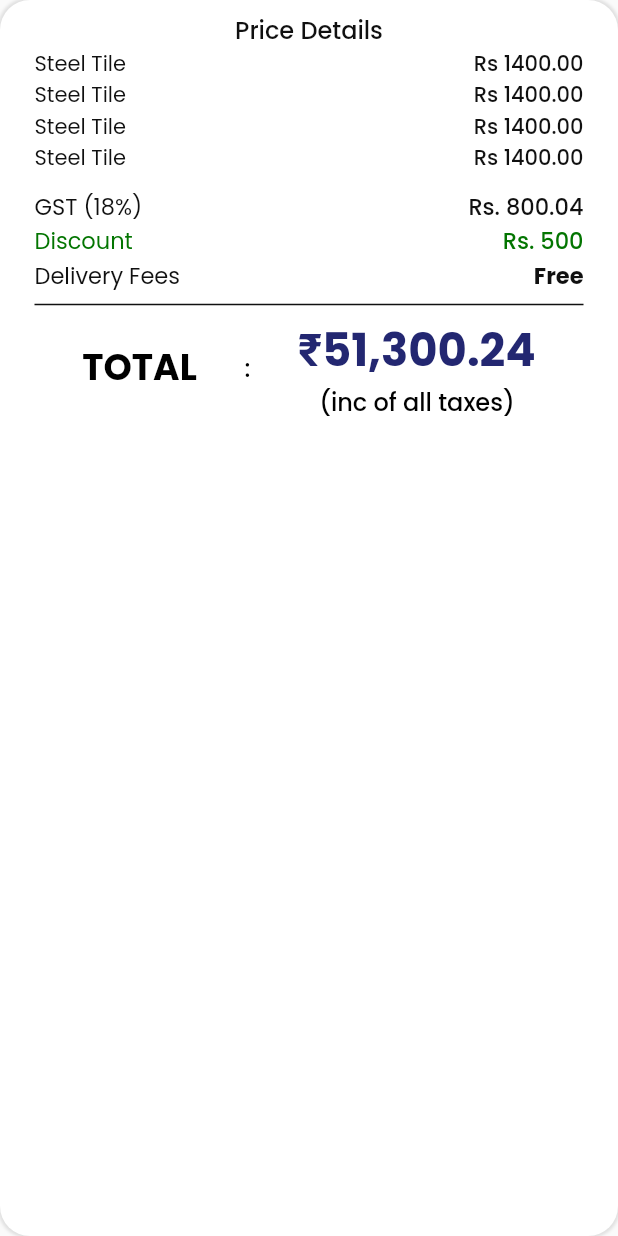
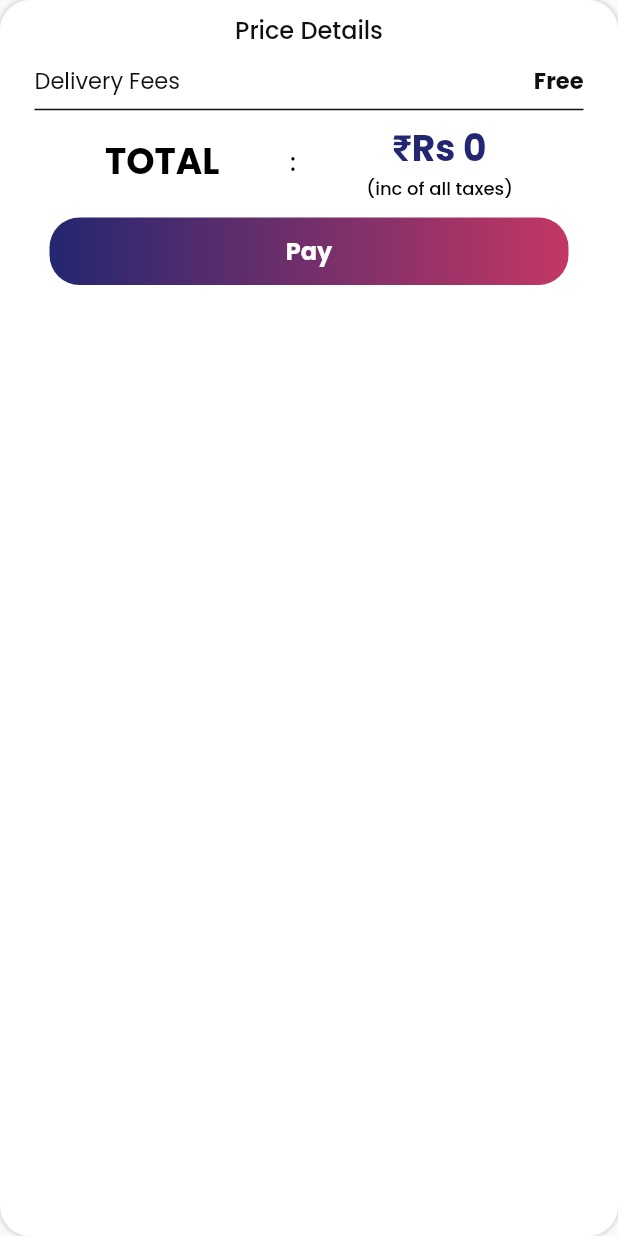
Before and after one commit to prithvisaran3/WooCommerce_Flutter, a Flutter app: the PaymentDetailsBox widget shown alone on an empty page, opened directly, on a phone screen of 412 x 824 dp. Run offline on Flutter 3.47's test engine with Material 2 defaults, Android fonts, the phone set to English and light mode, and no system bars; our stand-ins replace carousel_slider, dots_indicator, fan_carousel_image_slider, flutter_rating_bar, fluttertoast, get and 3 more; missing offline and left inert: flutter_html_v3, razorpay_flutter; accounts and stored records are empty; network calls fail.

Commit message:
payment gateway and order api completed 90%

```diff
--- a/lib/app/controller/payment.dart
+++ b/lib/app/controller/payment.dart
@@ -46,8 +46,17 @@ class PaymentController extends GetxController {
 
   set paymentGatewayDetails(value) {
     _paymentGatewayDetails.value = value;
-  } //billing
+  }
 
+  final _paymentMethod = "".obs;
+
+  get paymentMethod => _paymentMethod.value;
+
+  set paymentMethod(value) {
+    _paymentMethod.value = value;
+  }
+
+  //billing
   final TextEditingController bFName = TextEditingController();
   final TextEditingController bLName = TextEditingController();
   final TextEditingController bCompany = TextEditingController();
--- a/lib/app/data/repository/cart.dart
+++ b/lib/app/data/repository/cart.dart
@@ -7,7 +7,8 @@ class CartRepository {
   final HttpHelper helper = HttpHelper();
 
   Future<dynamic> addCart({required body}) async {
-    var response = await helper.post(url: ApiService.addCart, body: body);
+    var response = await helper.post(
+        url: ApiService.addCart, body: body, tempContentHeader: true);
     var res = jsonDecode(response);
     return res;
   }
--- a/lib/app/ui/widgets/payment/payment_details.dart
+++ b/lib/app/ui/widgets/payment/payment_details.dart
@@ -1,7 +1,9 @@
 import 'package:flutter/material.dart';
 import 'package:get/get.dart';
-import 'package:template/app/controller/payment.dart';
-
+import 'package:template/app/ui/widgets/common/toast.dart';
+import '../../../controller/cart.dart';
+import '../../../controller/payment.dart';
+import '../../../payment/razorpay.dart';
 import '../../themes/colors.dart';
 import '../../themes/font_size.dart';
 import '../common/button.dart';
@@ -16,7 +18,7 @@ class PaymentDetailsBox extends StatelessWidget {
     return Container(
       // height: 100,
       width: Get.width,
-      padding: EdgeInsets.all(8),
+      padding: const EdgeInsets.all(8),
       // margin: EdgeInsets.symmetric(horizontal: 10,vertical: 10),
       decoration: BoxDecoration(
         borderRadius: BorderRadius.circular(20),
@@ -35,48 +37,52 @@ class PaymentDetailsBox extends StatelessWidget {
           children: [
             CommonText(text: "Price Details", style: mediumText(fontSize: 16)),
             ListView.builder(
-              itemCount: 4,
+              itemCount: CartController.to.cartDetails.length,
               shrinkWrap: true,
-              physics: NeverScrollableScrollPhysics(),
+              physics: const NeverScrollableScrollPhysics(),
               itemBuilder: (context, int index) {
                 return Row(
                   children: [
                     CommonText(
-                        text: "Steel Tile", style: regularText(fontSize: 14)),
-                    Spacer(),
+                        text:
+                            "${CartController.to.cartDetails[index]['product_name']}",
+                        style: regularText(fontSize: 14)),
+                    const Spacer(),
                     CommonText(
-                        text: "Rs 1400.00", style: mediumText(fontSize: 14)),
+                        text:
+                            "Rs ${CartController.to.cartDetails[index]['product_sale_price']}",
+                        style: mediumText(fontSize: 14)),
                   ],
                 );
               },
             ),
-            SizedBox(height: 10),
-            Row(
-              children: [
-                CommonText(
-                  text: "GST (18%)",
-                  style: regularText(fontSize: 15, color: AppColors.black),
-                ),
-                Spacer(),
-                CommonText(
-                  text: "Rs. 800.04",
-                  style: mediumText(fontSize: 15, color: AppColors.black),
-                ),
-              ],
-            ),
-            Row(
-              children: [
-                CommonText(
-                  text: "Discount",
-                  style: regularText(fontSize: 15, color: AppColors.green),
-                ),
-                Spacer(),
-                CommonText(
-                  text: "Rs. 500",
-                  style: mediumText(fontSize: 15, color: AppColors.green),
-                ),
-              ],
-            ),
+            const SizedBox(height: 10),
+            // Row(
+            //   children: [
+            //     CommonText(
+            //       text: "GST (18%)",
+            //       style: regularText(fontSize: 15, color: AppColors.black),
+            //     ),
+            //     Spacer(),
+            //     CommonText(
+            //       text: "Rs. 800.04",
+            //       style: mediumText(fontSize: 15, color: AppColors.black),
+            //     ),
+            //   ],
+            // ),
+            // Row(
+            //   children: [
+            //     CommonText(
+            //       text: "Discount",
+            //       style: regularText(fontSize: 15, color: AppColors.green),
+            //     ),
+            //     Spacer(),
+            //     CommonText(
+            //       text: "Rs. 500",
+            //       style: mediumText(fontSize: 15, color: AppColors.green),
+            //     ),
+            //   ],
+            // ),
             Row(
               children: [
                 CommonText(
@@ -86,7 +92,7 @@ class PaymentDetailsBox extends StatelessWidget {
                     color: AppColors.black,
                   ),
                 ),
-                Spacer(),
+                const Spacer(),
                 CommonText(
                   text: "Free",
                   style: boldText(
@@ -96,7 +102,7 @@ class PaymentDetailsBox extends StatelessWidget {
                 ),
               ],
             ),
-            Divider(
+            const Divider(
               thickness: 1,
               color: AppColors.black,
             ),
@@ -120,15 +126,15 @@ class PaymentDetailsBox extends StatelessWidget {
                 Column(
                   children: [
                     RupeeText(
-                      amount: "51,300.24",
+                      amount: "Rs ${CartController.to.cartTotalAmount}",
                       color: AppColors.primary,
-                      fontSize: 30,
+                      fontSize: 24,
                       type: "bold",
                     ),
                     CommonText(
                       text: "(inc of all taxes)",
                       style: mediumText(
-                        fontSize: 16,
+                        fontSize: 12,
                         color: Colors.black,
                       ),
                     )
@@ -136,14 +142,25 @@ class PaymentDetailsBox extends StatelessWidget {
                 ),
               ],
             ),
-            // Container(
-            //     width: Get.width,
-            //     margin: EdgeInsets.all(10.0),
-            //     child: CommonButton(
-            //         text: "Pay",
-            //         onTap: () {
-            //           PaymentController.to.selectIndex = 2;
-            //         })),
+            Container(
+                width: Get.width,
+                margin: const EdgeInsets.all(10.0),
+                child: CommonButton(
+                    text: "Pay",
+                    onTap: () {
+                      if (PaymentController.to.paymentMethod == "razorpay") {
+                        RazorPaymentService payment = RazorPaymentService();
+                        payment.initPaymentGateway();
+                        payment.getPayment(context,
+                            amount: CartController.to.cartTotalAmount,
+                            name: PaymentController.to.bFName.text,
+                            email: PaymentController.to.bEmail.text,
+                            phone: PaymentController.to.bPhone.text);
+                      } else if (PaymentController.to.paymentMethod ==
+                          "wallet") {
+                        commonToast(msg: "Wallet option now disabled");
+                      }
+                    })),
           ],
         ),
       ),
```
Also changed, not shown: lib/app/controller/cart.dart (+68 -12 lines), lib/app/controller/order.dart (+94 -29 lines), lib/app/payment/razorpay.dart (+11 -6 lines), lib/app/ui/screens/cart/cart_screen.dart (+31 -14 lines), lib/app/ui/screens/payment/payment.dart (+9 -4 lines).
